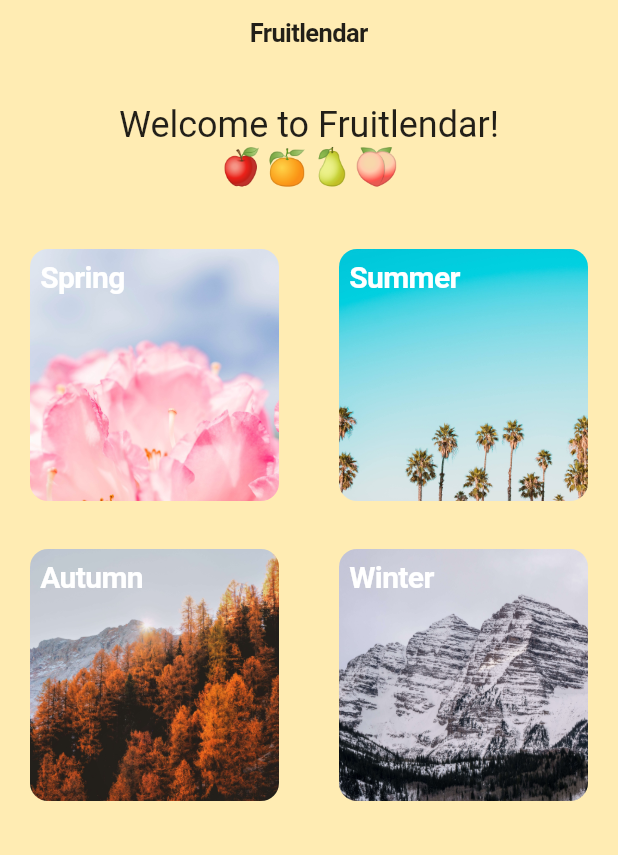
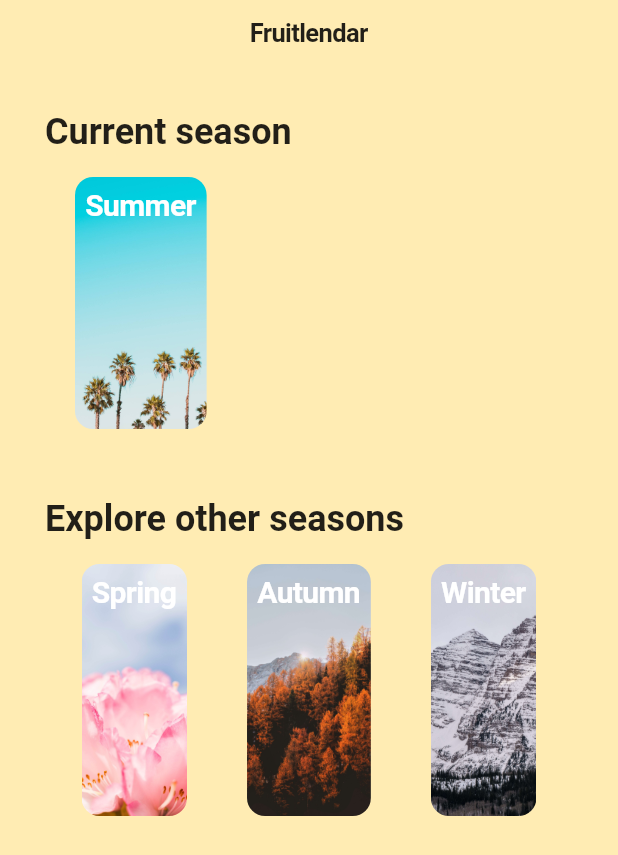
Before and after one commit to jennclee/fruitlendar, a Flutter app: the screen it shows after launch, on a phone screen of 412 x 824 dp. Shown: the top 855 px of the screen. Run offline on Flutter 3.47's test engine with Material 2 defaults, Android fonts, the phone set to English and light mode, and no system bars; our stand-ins replace flip_card.

Commit message:
Create current season section on homepage

```diff
--- /dev/null
+++ b/lib/fixtures/northAmericaSeasons.dart
@@ -0,0 +1,14 @@
+var northAmericaSeasons = {
+  1: {"name": "January", "season": "Winter"},
+  2: {"name": "February", "season": "Winter"},
+  3: {"name": "March", "season": "Spring"},
+  4: {"name": "April", "season": "Spring"},
+  5: {"name": "May", "season": "Spring"},
+  6: {"name": "June", "season": "Summer"},
+  7: {"name": "July", "season": "Summer"},
+  8: {"name": "August", "season": "Summer"},
+  9: {"name": "September", "season": "Autumn"},
+  10: {"name": "October", "season": "Autumn"},
+  11: {"name": "November", "season": "Autumn"},
+  12: {"name": "December", "season": "Winter"}
+};
--- a/lib/hero.dart
+++ b/lib/hero.dart
@@ -1,15 +1,36 @@
 import 'package:flutter/material.dart';
+import 'models/season.dart';
+import 'image_card.dart';
 
-Widget heroSection = Row(children: [
-  Expanded(
-      child: Container(
-          padding: const EdgeInsets.all(25.0),
-          child: Text(
-            'Welcome to Fruitlendar! \n🍎🍊🍐🍑',
-            textAlign: TextAlign.center,
-            style: TextStyle(
-              fontSize: 24,
-              color: Colors.black87,
-            ),
-          )))
-]);
+class HeroSection extends StatelessWidget {
+  final Season currentSeason;
+
+  HeroSection(this.currentSeason);
+
+  Widget build(BuildContext context) {
+    return Container(
+      padding: EdgeInsets.only(left: 30, top: 30),
+      child: Column(
+        children: [
+          Row(
+            children: [
+              Container(
+                child: Text(
+                  'Current season',
+                  textAlign: TextAlign.left,
+                  style: TextStyle(
+                      fontSize: 24,
+                      color: Colors.black87,
+                      fontWeight: FontWeight.bold),
+                ),
+              ),
+            ],
+          ),
+          Row(
+            children: [new ImageCard(currentSeason)],
+          )
+        ],
+      ),
+    );
+  }
+}
--- a/lib/image_card.dart
+++ b/lib/image_card.dart
@@ -12,12 +12,12 @@ class ImageCard extends StatelessWidget {
   Widget build(BuildContext context) {
     return Container(
       height: 200,
-      width: 200,
+      // width: 200,
       child: SafeArea(
         child: CupertinoButton(
           child: Container(
             height: 200,
-            width: 200,
+            // width: 200,
             decoration: BoxDecoration(
               image: DecorationImage(
                 image: AssetImage(season.image),
--- a/lib/main.dart
+++ b/lib/main.dart
@@ -6,6 +6,7 @@ import 'package:flutter/cupertino.dart';
 import 'package:flutter/services.dart' show rootBundle;
 
 import 'models/season.dart';
+import 'fixtures/northAmericaSeasons.dart';
 import 'hero.dart';
 import 'season_grid.dart';
 import 'season_page.dart';
@@ -51,12 +52,16 @@ class MyHomePageState extends State<MyHomePage> {
 
   MyHomePageState({this.title});
   Future<Map<String, Season>> _seasons;
+  DateTime currentTime = new DateTime.now();
+  String currentSeasonName;
 
   @override
   void initState() {
     super.initState();
 
     _seasons = loadSeasons();
+    int currentMonth = currentTime.month;
+    currentSeasonName = northAmericaSeasons[currentMonth]['season'];
   }
 
   Future<Map<String, Season>> loadSeasons() async {
@@ -75,13 +80,14 @@ class MyHomePageState extends State<MyHomePage> {
       builder: (context, snapshot) {
         if (snapshot.hasData) {
           Map<String, Season> seasons = snapshot.data;
+          Season currentSeason = seasons.remove(this.currentSeasonName);
           return CupertinoPageScaffold(
             navigationBar: CupertinoNavigationBar(
               middle:
                   Text(widget.title, style: TextStyle(color: Colors.black87)),
             ),
             child: Column(children: [
-              heroSection,
+              HeroSection(currentSeason),
               SeasonGrid(seasons),
             ]),
           );
--- a/lib/season_grid.dart
+++ b/lib/season_grid.dart
@@ -10,18 +10,29 @@ class SeasonGrid extends StatelessWidget {
 
   @override
   Widget build(BuildContext context) {
+    List<Widget> seasonsList = [];
+    this.seasons.forEach((key, value) => {
+          seasonsList.add(Column(children: [new ImageCard(value)]))
+        });
     return Container(
       child: Column(
         children: [
           Row(children: [
-            Expanded(child: new ImageCard(seasons['Spring'])),
-            Expanded(child: new ImageCard(seasons['Summer'])),
+            Container(
+              padding: EdgeInsets.only(left: 30, top: 30),
+              child: Text(
+                'Explore other seasons',
+                textAlign: TextAlign.left,
+                style: TextStyle(
+                    color: Colors.black87,
+                    fontSize: 24,
+                    fontWeight: FontWeight.bold),
+              ),
+            ),
           ]),
           Row(
-            children: [
-              Expanded(child: new ImageCard(seasons['Autumn'])),
-              Expanded(child: new ImageCard(seasons['Winter'])),
-            ],
+            mainAxisSize: MainAxisSize.min,
+            children: seasonsList,
           ),
         ],
       ),
```
